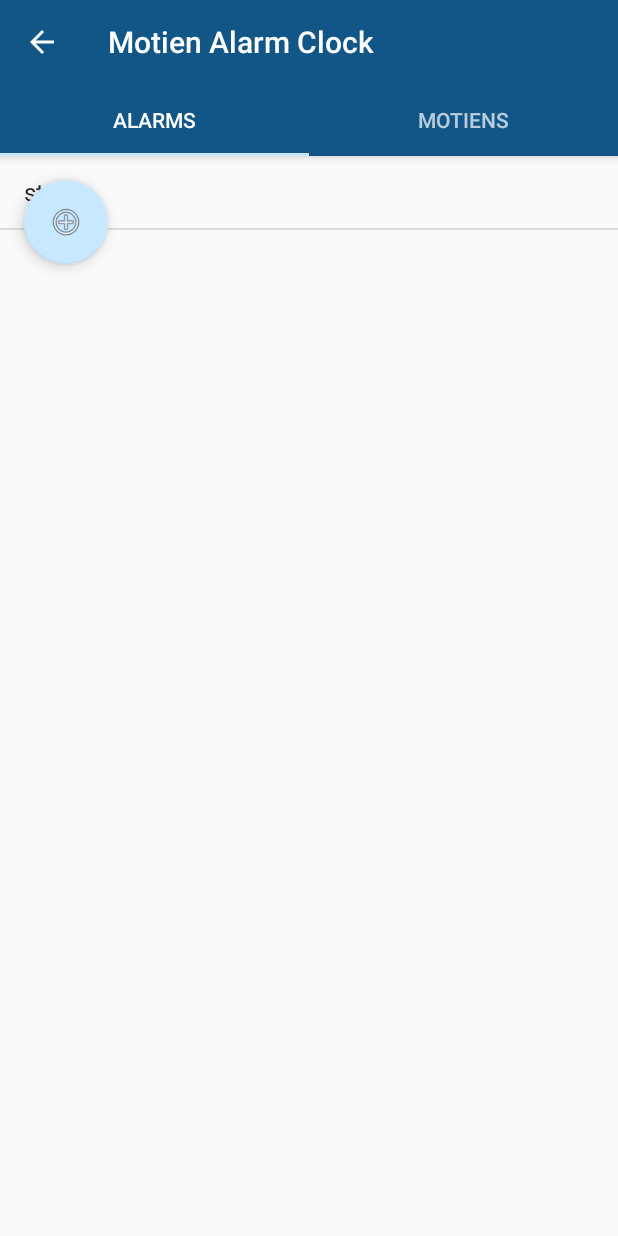
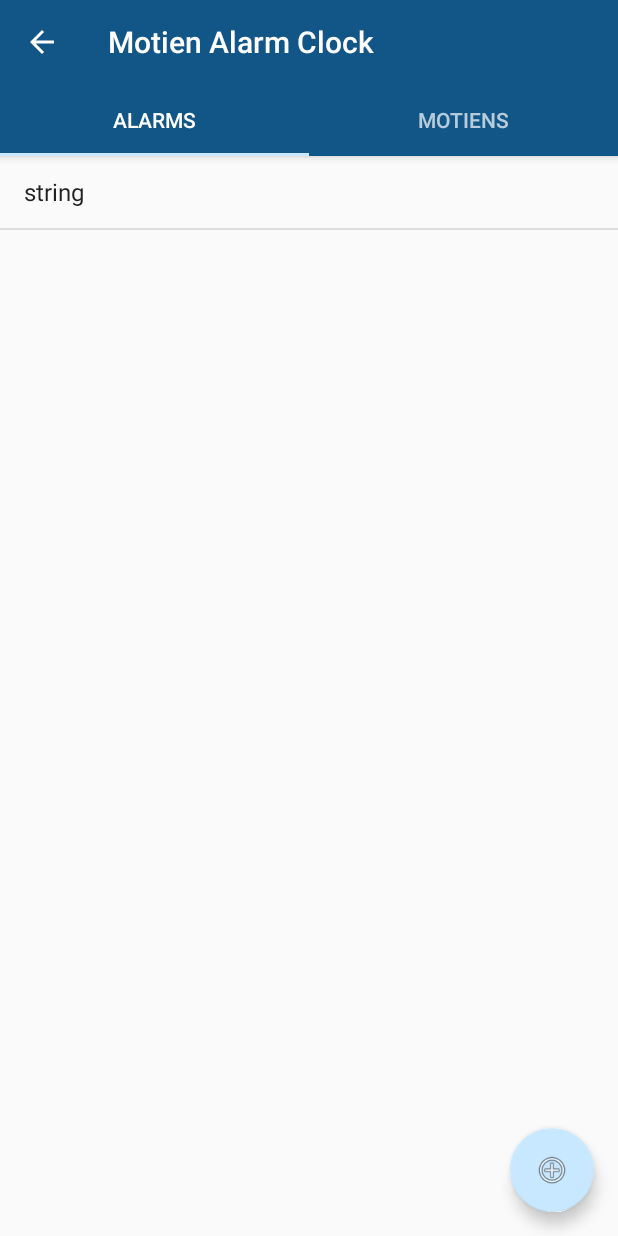
Before and after one commit to NgoclanTran/alarm, an Android app: the screen it shows after launch (MainActivity), after a tap on an icon or button, on a phone screen of 412 x 824 dp. Run offline under Robolectric (Android 15) with nearby library versions, the phone set to English and light mode, and no system bars.

Commit message:
floating button placement fixed

```diff
--- a/app/src/main/java/com/example/minaris/alarm/AlarmFragment.java
+++ b/app/src/main/java/com/example/minaris/alarm/AlarmFragment.java
@@ -37,18 +37,38 @@ public class AlarmFragment extends Fragment {
                 android.R.layout.simple_list_item_1,
                 listItems);
         lv.setAdapter(adapter);
-        FloatingActionButton fab = (FloatingActionButton) view.findViewById(R.id.fabAlarm);
-        fab.setOnClickListener(new View.OnClickListener() {
+        return view;
+    }
+
+    @Override
+    public void setUserVisibleHint(boolean visible)
+    {
+        super.setUserVisibleHint(visible);
+        if (visible && isResumed())
+        {
+            onResume();
+        }
+    }
+
+    @Override
+    public void onResume()
+    {
+        super.onResume();
+        if (!getUserVisibleHint())
+        {
+            return;
+        }
+
+        MainActivity mainActivity = (MainActivity)getActivity();
+        mainActivity.fab.setOnClickListener(new View.OnClickListener() {
 
             @Override
-            public void onClick(View view) {
+            public void onClick(View v) {
                 listItems.add("string");
                 adapter.notifyDataSetChanged();
             }
 
         });
+    }
 
-
-        return view;
-    }
 }
--- a/app/src/main/java/com/example/minaris/alarm/MainActivity.java
+++ b/app/src/main/java/com/example/minaris/alarm/MainActivity.java
@@ -2,6 +2,7 @@ package com.example.minaris.alarm;
 
 
 import android.os.Bundle;
+import android.support.design.widget.FloatingActionButton;
 import android.support.v7.app.AppCompatActivity;
 import android.support.v7.widget.Toolbar;
 import android.support.v4.view.ViewPager;
@@ -9,6 +10,7 @@ import android.support.design.widget.TabLayout;
 import android.support.v4.app.Fragment;
 import android.support.v4.app.FragmentManager;
 import android.support.v4.app.FragmentPagerAdapter;
+import android.view.View;
 
 import java.util.List;
 import java.util.ArrayList;
@@ -22,6 +24,7 @@ public class MainActivity extends AppCompatActivity {
     private Toolbar toolbar;
     private TabLayout tabLayout;
     private ViewPager viewPager;
+    public FloatingActionButton fab;
 
     @Override
     protected void onCreate(Bundle savedInstanceState) {
@@ -42,6 +45,19 @@ public class MainActivity extends AppCompatActivity {
 
         tabLayout = (TabLayout) findViewById(R.id.tabs);
         tabLayout.setupWithViewPager(viewPager);
+
+        fab = (FloatingActionButton) findViewById(R.id.fabAlarm);
+//        fab.setOnClickListener(new View.OnClickListener() {
+//
+//            @Override
+//            public void onClick(View view) {
+//                List fragments = getSupportFragmentManager().getFragments();
+//                if(fragments.get(viewPager.getCurrentItem()) instanceof AlarmFragment) {
+//                    AlarmFragment.fabOnClick();
+//                }
+//            }
+//
+//        });
 
     }
 
--- a/app/src/main/res/layout/activity_main.xml
+++ b/app/src/main/res/layout/activity_main.xml
@@ -30,4 +30,13 @@
         android:layout_width="match_parent"
         android:layout_height="match_parent"
         app:layout_behavior="@string/appbar_scrolling_view_behavior"  />
+
+    <android.support.design.widget.FloatingActionButton
+        android:id="@+id/fabAlarm"
+        android:layout_width="wrap_content"
+        android:layout_height="wrap_content"
+        android:layout_gravity="bottom|end"
+        android:layout_margin="@dimen/fab_margin"
+        android:src="@android:drawable/ic_menu_add" />
+
 </android.support.design.widget.CoordinatorLayout>
--- a/app/src/main/res/layout/fragment_alarm.xml
+++ b/app/src/main/res/layout/fragment_alarm.xml
@@ -10,12 +10,4 @@
         android:layout_height="fill_parent" >
     </ListView>
 
-    <android.support.design.widget.FloatingActionButton
-        android:id="@+id/fabAlarm"
-        android:layout_width="wrap_content"
-        android:layout_height="wrap_content"
-        android:layout_gravity="bottom|end"
-        android:layout_margin="@dimen/fab_margin"
-        android:src="@android:drawable/ic_menu_add" />
-
 </RelativeLayout>
```
